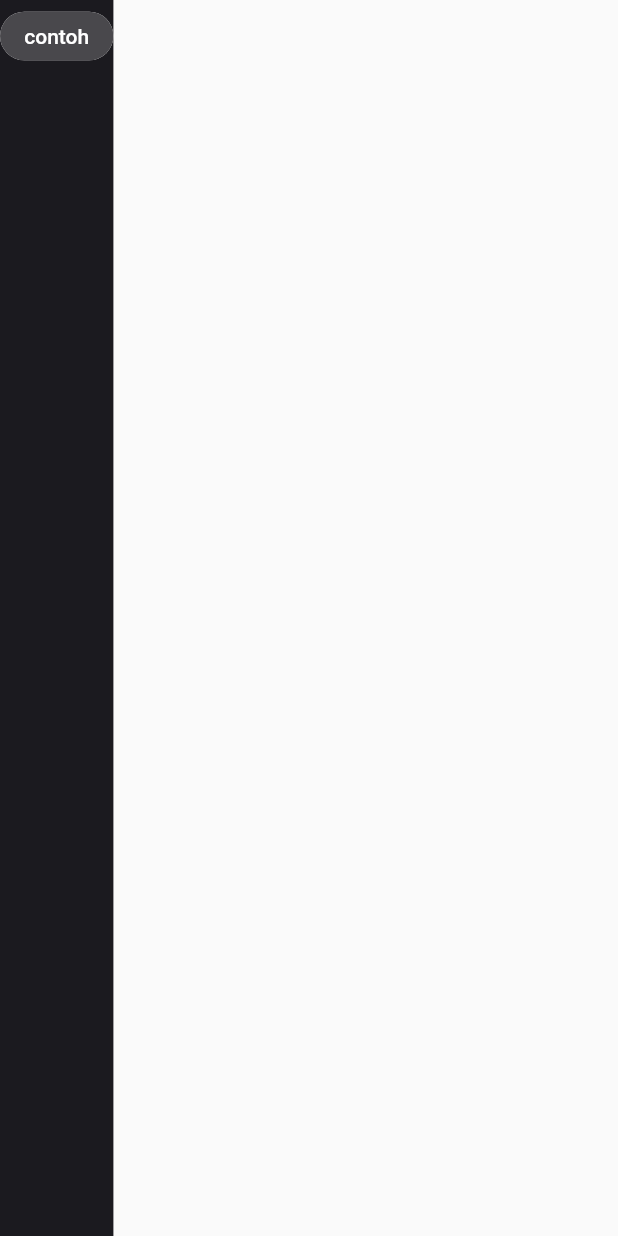
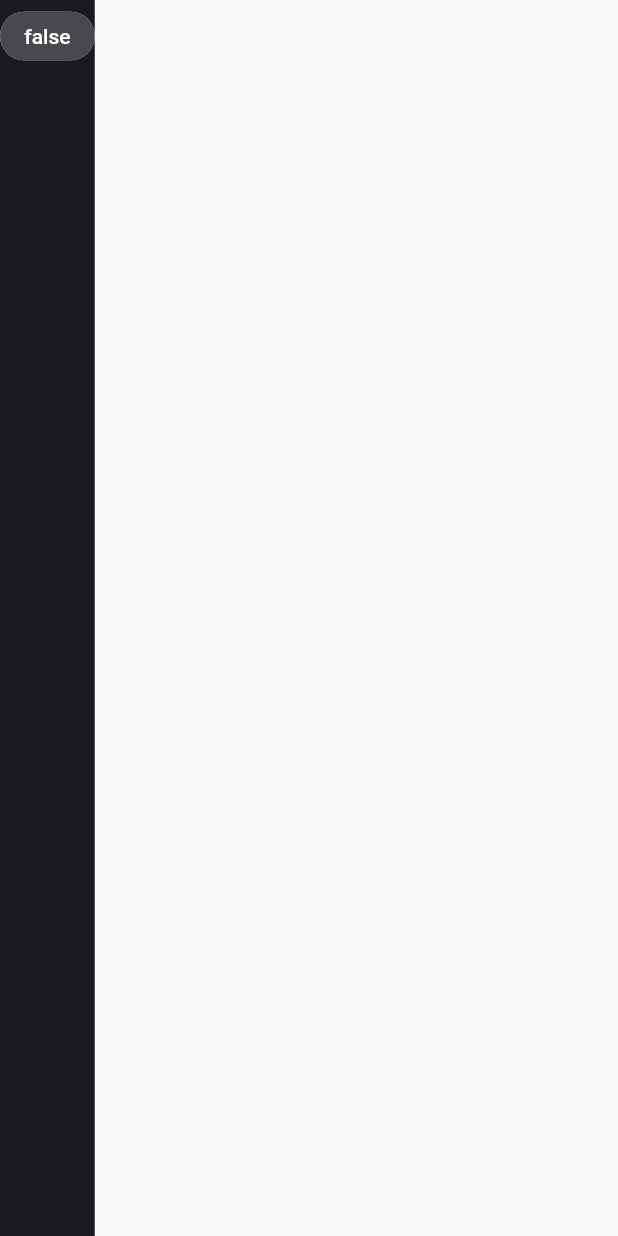
Before and after one commit to Nexus-DevelopmentHub/mobile-app, a Flutter app: the screen it shows after launch, on a phone screen of 412 x 824 dp. Run offline on Flutter 3.47's test engine with Material 2 defaults, Android fonts, the phone set to English and light mode, and no system bars; our stand-ins replace firebase_core; accounts and stored records are empty.

Commit message:
ini udah bener cuman masi ga berubah, gimana mas?

```diff
--- a/lib/components/chip_text.dart
+++ b/lib/components/chip_text.dart
@@ -1,12 +1,16 @@
+import 'dart:developer';
+
 import 'package:flutter/material.dart';
 import 'package:flutter/src/widgets/container.dart';
 import 'package:flutter/src/widgets/framework.dart';
 import 'package:podcast_app/theme/theme.dart';
 
 class ChipText extends StatefulWidget {
-  const ChipText({super.key, required this.name, this.onClick});
+  const ChipText(
+      {super.key, required this.name, required this.selek, this.onClick});
 
   final String name;
+  final bool selek;
   final VoidCallback? onClick;
 
   @override
@@ -20,10 +24,10 @@ class _ChipTextState extends State<ChipText> {
         child: InputChip(
       labelStyle: TextStyle(color: neutral),
       padding: EdgeInsets.all(8.16),
-      backgroundColor: onSurface,
+      backgroundColor: widget.selek == false ? onSurface : primary,
       label: Text(widget.name),
       onPressed: (() {
-        widget?.onClick?.call();
+        widget.onClick?.call();
       }),
     ));
   }
--- a/lib/pages/splash_screen.dart
+++ b/lib/pages/splash_screen.dart
@@ -1,3 +1,5 @@
+import 'dart:developer';
+
 import 'package:flutter/material.dart';
 import 'package:podcast_app/components/button_primary.dart';
 import 'package:podcast_app/components/chip_text.dart';
@@ -13,13 +15,24 @@ class SplashScreen extends StatefulWidget {
 }
 
 class _SplashScreenState extends State<SplashScreen> {
+      bool clicked = false;
   @override
   Widget build(BuildContext context) {
+
     return Scaffold(
         body: Container(
       color: onNeutral,
       child: Column(
-        children: [ChipText(name: 'contoh')],
+        children: [
+          ChipText(
+            name: '$clicked',
+            selek: clicked,
+            onClick: () => {
+              log("$clicked"),
+              clicked = !clicked
+            },
+          )
+        ],
       ),
     ));
   }
```
